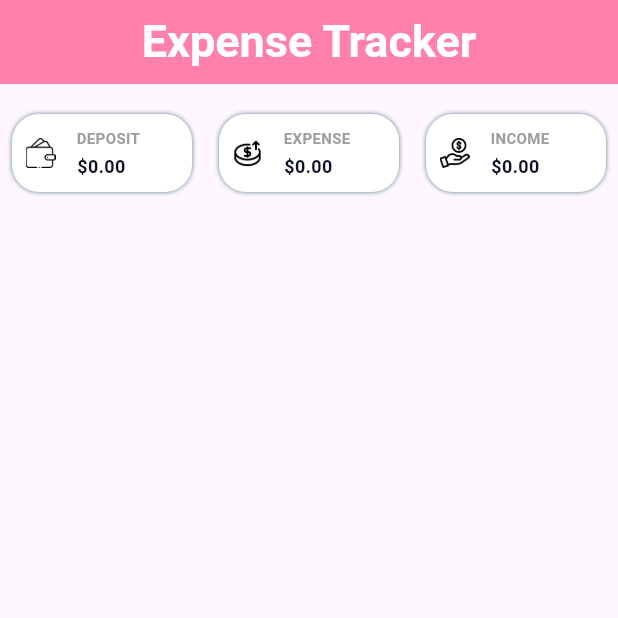
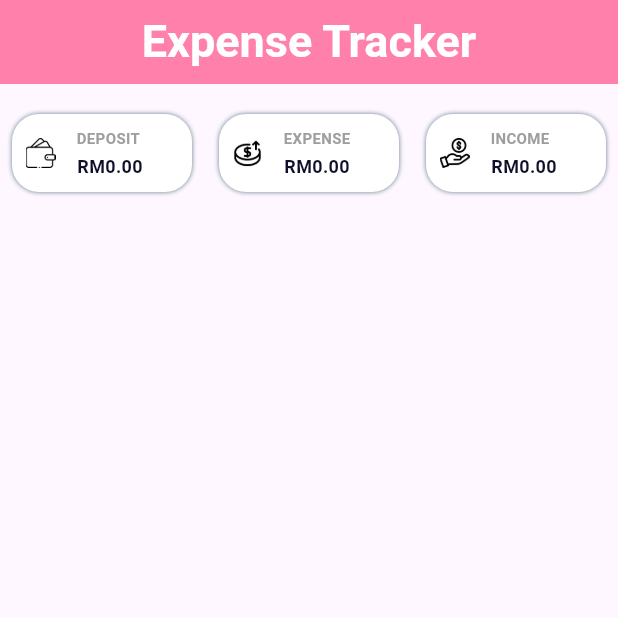
Before and after one commit to shengkee0122/financeapp, a Flutter app: the screen it shows after launch, on a phone screen of 412 x 824 dp, the top half of it. Run offline on Flutter 3.47's test engine with Material 3 defaults, Android fonts, the phone set to English and light mode, and no system bars; our stand-ins replace image_picker; missing offline and left inert: google_ml_kit.

```diff
--- a/lib/fund_condition_widget.dart
+++ b/lib/fund_condition_widget.dart
@@ -52,7 +52,7 @@ class FundCondition extends StatelessWidget {
               Padding(
                 padding: const EdgeInsets.only(left: 0.4),
                 child: Text(
-                  "\$$amount",
+                  "\RM$amount",
                   style: const TextStyle(
                     fontSize: 12,
                     fontWeight: FontWeight.bold,
```
